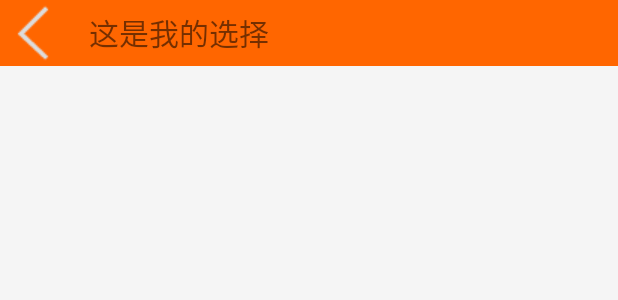
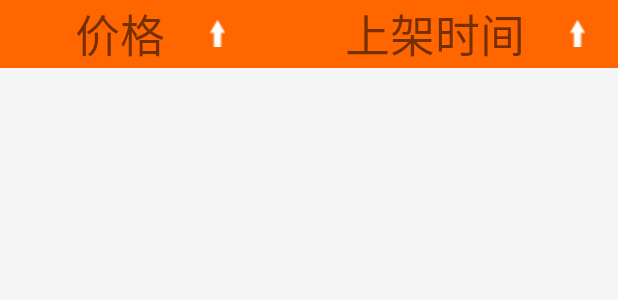
Before and after one commit to CQWAN/fulicenter-201612, an Android app: the layout activity_category_child.xml on its own in the app's theme, with its tools: preview values and no code run, on a phone screen of 412 x 824 dp. Shown: the top 300 px of the screen. Run offline under Robolectric (Android 15) with nearby library versions, the phone set to English and light mode, and no system bars.

Commit message:
分类二级界面排序完成

```diff
--- a/app/src/main/java/cn/ucai/fulicenter/ui/adapter/NewGoodsAdapter.java
+++ b/app/src/main/java/cn/ucai/fulicenter/ui/adapter/NewGoodsAdapter.java
@@ -114,7 +114,7 @@ public class NewGoodsAdapter extends RecyclerView.Adapter {
         });
     }
 
-    private void sortBy(int sortType) {
+    public void sortBy(int sortType) {
         switch (sortType) {
             case I.SORT_BY_ADDTIME_DESC:
                 Collections.sort(newGoodsList, new Comparator<NewGoodsBean>() {
@@ -151,6 +151,7 @@ public class NewGoodsAdapter extends RecyclerView.Adapter {
                 });
                 break;
         }
+        notifyDataSetChanged();
     }
     @Override
     public int getItemCount() {
--- a/app/src/main/java/cn/ucai/fulicenter/ui/fragment/NewGoodsFragment.java
+++ b/app/src/main/java/cn/ucai/fulicenter/ui/fragment/NewGoodsFragment.java
@@ -39,7 +39,7 @@ public class NewGoodsFragment extends Fragment {
     ArrayList<NewGoodsBean> mNewGoodsList;
     GridLayoutManager mLayoutManager;
     int mPageId = 1;
-    NewGoodsAdapter mNewGoodsAdapter;
+    public NewGoodsAdapter mNewGoodsAdapter;
     INewGoodsModel mNewGoodsModel = new NewGoodsModel();
 
 
--- a/app/src/main/res/layout/activity_category_child.xml
+++ b/app/src/main/res/layout/activity_category_child.xml
@@ -2,26 +2,41 @@
 <RelativeLayout xmlns:android="http://schemas.android.com/apk/res/android"
     android:layout_width="match_parent"
     android:layout_height="match_parent">
-    <RelativeLayout xmlns:android="http://schemas.android.com/apk/res/android"
+    <LinearLayout xmlns:android="http://schemas.android.com/apk/res/android"
         android:id="@+id/layout"
         android:layout_width="match_parent"
         android:layout_height="wrap_content"
-        android:background="#ff6600">
-        <ImageView
-            android:id="@+id/ivBack"
+        android:background="#ff6600"
+        android:orientation="horizontal">
+        <TextView
+            android:id="@+id/tvChildGoodsPrice"
             android:layout_width="wrap_content"
             android:layout_height="wrap_content"
-            android:src="@drawable/back"/>
-        <TextView
-            android:id="@+id/tvMySelect"
+            android:text="价格"
+            android:textSize="30sp"
+            android:layout_marginLeft="50dp"/>
+        <ImageView
+            android:id="@+id/ivChildGoodsPrice"
             android:layout_width="wrap_content"
             android:layout_height="wrap_content"
-            android:layout_toRightOf="@id/ivBack"
-            android:layout_marginLeft="15dp"
-            android:text="这是我的选择"
-            android:textSize="20sp"
-            android:layout_centerVertical="true"/>
-    </RelativeLayout>
+            android:src="@drawable/arrow_order_up"
+            android:layout_marginLeft="30dp"
+            android:layout_gravity="center_vertical"/>
+        <TextView
+            android:id="@+id/tvChildGoodsTime"
+            android:layout_width="wrap_content"
+            android:layout_height="wrap_content"
+            android:text="上架时间"
+            android:textSize="30sp"
+            android:layout_marginLeft="80dp"/>
+        <ImageView
+            android:id="@+id/ivChildGoodsTime"
+            android:layout_width="wrap_content"
+            android:layout_height="wrap_content"
+            android:src="@drawable/arrow_order_up"
+            android:layout_marginLeft="30dp"
+            android:layout_gravity="center_vertical"/>
+    </LinearLayout>
     <FrameLayout
         android:id="@+id/layout_content"
         android:layout_width="match_parent"
```
Also changed, not shown: app/src/main/java/cn/ucai/fulicenter/ui/activity/CategoryChildActivity.java (+43 -3 lines).
